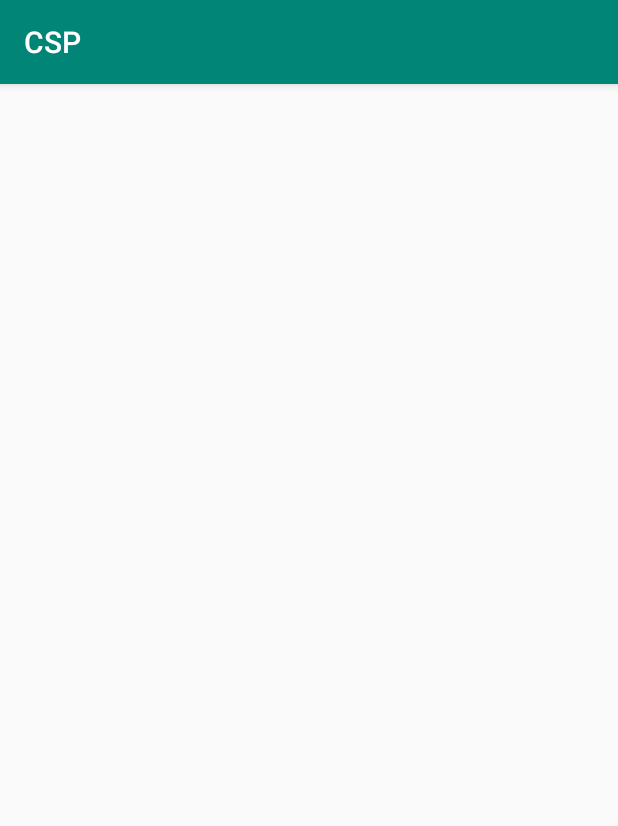
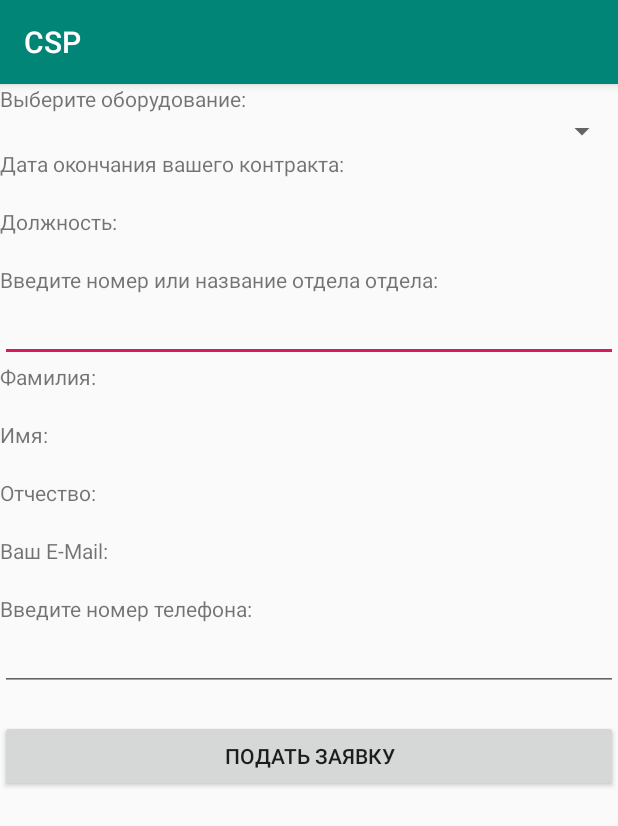
Before and after one commit to ffisherr/CSP, an Android app: the UserScreenActivity screen opened directly, with no data from a screen before it, on a phone screen of 412 x 824 dp. Shown: the top 826 px of the screen. Run offline under Robolectric (Android 15) with nearby library versions, the phone set to English and light mode, and no system bars.

Commit message:
Экран пользователя при подаче заявки

```diff
--- a/CSP/app/src/main/java/com/ffisherr/csp/MainActivity.java
+++ b/CSP/app/src/main/java/com/ffisherr/csp/MainActivity.java
@@ -43,7 +43,18 @@ public class MainActivity extends AppCompatActivity {
                 }
             }
         });
-
+        Button Reg1 = (Button)findViewById(R.id.RegistrButton);
+        Reg.setOnClickListener(new View.OnClickListener() {
+            @Override
+            public void onClick(View v) {
+                try {
+                    Intent intent1 = new Intent(MainActivity.this, UserScreenActivity.class);
+                    startActivity(intent1);finish();
+                }catch (Exception e){
+                    Log.e("Start register activity", e.toString());
+                }
+            }
+        });
 
     }
 }
--- a/CSP/app/src/main/res/layout/activity_main.xml
+++ b/CSP/app/src/main/res/layout/activity_main.xml
@@ -33,6 +33,12 @@
                 android:layout_width="match_parent"
                 android:layout_height="wrap_content"
                 android:text="@string/Registr" />
+
+            <Button
+                android:id="@+id/ButtonUserScreen"
+                android:layout_width="match_parent"
+                android:layout_height="wrap_content"
+                android:text="UserScreen" />
         </LinearLayout>
     </LinearLayout>
 </RelativeLayout>
--- a/CSP/app/src/main/res/layout/activity_user_screen.xml
+++ b/CSP/app/src/main/res/layout/activity_user_screen.xml
@@ -1,9 +1,145 @@
 <?xml version="1.0" encoding="utf-8"?>
-<androidx.constraintlayout.widget.ConstraintLayout xmlns:android="http://schemas.android.com/apk/res/android"
-    xmlns:app="http://schemas.android.com/apk/res-auto"
-    xmlns:tools="http://schemas.android.com/tools"
+<RelativeLayout xmlns:android="http://schemas.android.com/apk/res/android"
+    android:id="@+id/container1"
     android:layout_width="match_parent"
-    android:layout_height="match_parent"
-    tools:context=".UserScreenActivity">
+    android:layout_height="match_parent">
 
-</androidx.constraintlayout.widget.ConstraintLayout>
+    <LinearLayout
+        android:layout_width="match_parent"
+        android:layout_height="match_parent"
+        android:gravity="bottom|center_vertical"
+        android:orientation="horizontal">
+    </LinearLayout>
+
+    <ScrollView
+        android:id="@+id/Passw0rd"
+        android:layout_width="match_parent"
+        android:layout_height="match_parent">
+
+        <LinearLayout
+            android:layout_width="match_parent"
+            android:layout_height="wrap_content"
+            android:gravity="center"
+            android:orientation="vertical">
+
+            <TextView
+                android:id="@+id/Product"
+                android:layout_width="match_parent"
+                android:layout_height="wrap_content"
+                android:text="Выберите оборудование:" />
+
+            <Spinner
+                android:id="@+id/Corporation1"
+                android:layout_width="match_parent"
+                android:layout_height="wrap_content" />
+
+            <TextView
+                android:id="@+id/DateContractText"
+                android:layout_width="match_parent"
+                android:layout_height="wrap_content"
+                android:text="Дата окончания вашего контракта:" />
+
+            <TextView
+                android:id="@+id/DateEndContract"
+                android:layout_width="match_parent"
+                android:layout_height="wrap_content" />
+
+            <TextView
+                android:id="@+id/Dolzh1"
+                android:layout_width="match_parent"
+                android:layout_height="wrap_content"
+                android:text="Должность:" />
+
+            <TextView
+                android:id="@+id/Dolzh"
+                android:layout_width="match_parent"
+                android:layout_height="wrap_content" />
+
+            <TextView
+                android:id="@+id/OtdelNumber"
+                android:layout_width="match_parent"
+                android:layout_height="wrap_content"
+                android:text="Введите номер или название отдела отдела:" />
+
+            <EditText
+                android:id="@+id/editText3"
+                android:layout_width="match_parent"
+                android:layout_height="wrap_content"
+                android:ems="10"
+                android:inputType="textPersonName" />
+
+            <TextView
+                android:id="@+id/SurName"
+                android:layout_width="match_parent"
+                android:layout_height="wrap_content"
+                android:text="@string/surname_text" />
+
+            <TextView
+                android:id="@+id/Third_Name"
+                android:layout_width="match_parent"
+                android:layout_height="wrap_content" />
+
+            <TextView
+                android:id="@+id/FirstName"
+                android:layout_width="match_parent"
+                android:layout_height="wrap_content"
+                android:text="@string/firstName_text" />
+
+            <TextView
+                android:id="@+id/First_Name"
+                android:layout_width="match_parent"
+                android:layout_height="wrap_content" />
+
+            <TextView
+                android:id="@+id/SecondName"
+                android:layout_width="match_parent"
+                android:layout_height="wrap_content"
+                android:text="@string/secondName_text" />
+
+            <TextView
+                android:id="@+id/Second_Name"
+                android:layout_width="match_parent"
+                android:layout_height="wrap_content" />
+
+            <TextView
+                android:id="@+id/email"
+                android:layout_width="match_parent"
+                android:layout_height="wrap_content"
+                android:text="Ваш E-Mail:" />
+
+            <TextView
+                android:id="@+id/E_Mail"
+                android:layout_width="match_parent"
+                android:layout_height="wrap_content" />
+
+            <TextView
+                android:id="@+id/Number"
+                android:layout_width="match_parent"
+                android:layout_height="wrap_content"
+                android:text="Введите номер телефона:" />
+
+            <EditText
+                android:id="@+id/phoneNumber"
+                android:layout_width="match_parent"
+                android:layout_height="wrap_content"
+                android:ems="10"
+                android:inputType="phone" />
+
+            <TextView
+                android:layout_width="wrap_content"
+                android:layout_height="wrap_content"
+                android:id="@+id/info" />
+
+            <Button
+                android:id="@+id/RegDoc"
+                android:layout_width="match_parent"
+                android:layout_height="wrap_content"
+                android:layout_weight="1"
+                android:onClick="onClickRegister"
+                android:text="Подать заявку" />
+
+        </LinearLayout>
+    </ScrollView>
+
+
+</RelativeLayout>
```
